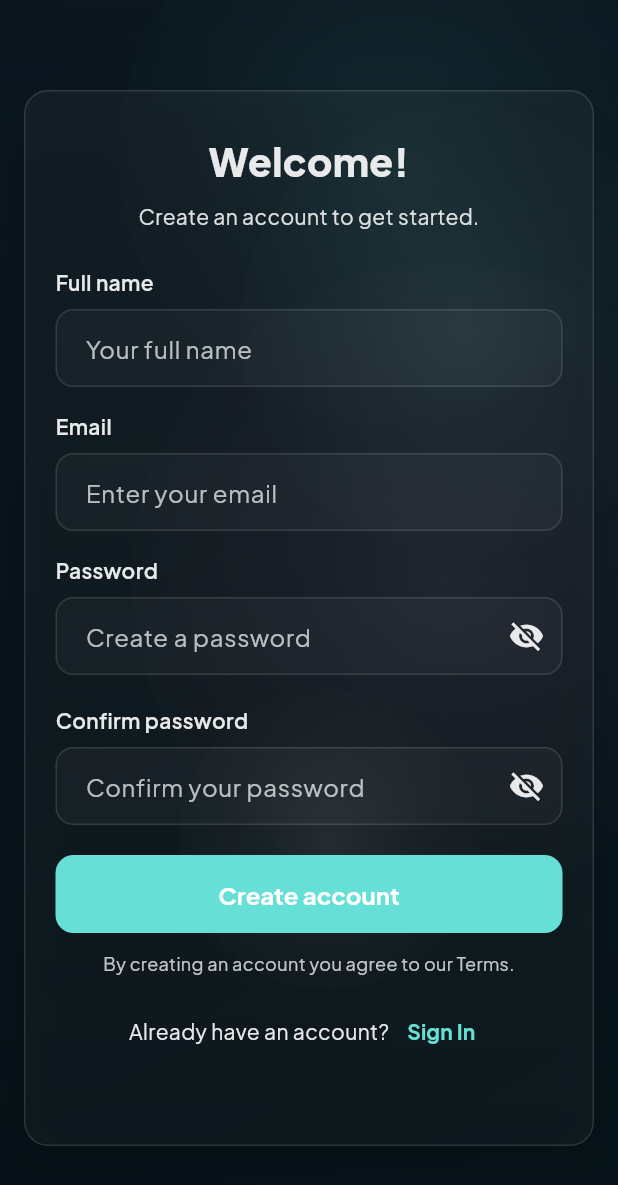
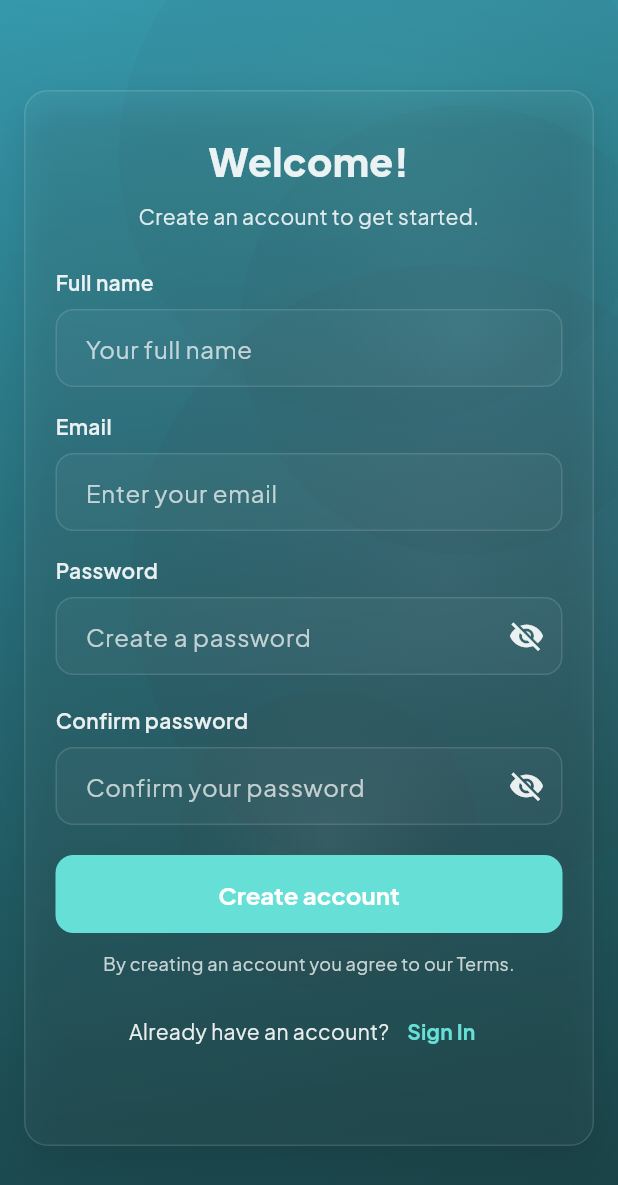
Before and after one commit to robertemi/HostMe, a Flutter app: the screen it shows after launch, after a tap on "Sign Up", on a phone screen of 412 x 824 dp. Shown: the top 1185 px of the screen. Run offline on Flutter 3.47's test engine with Material 3 defaults, Android fonts, the phone set to English and light mode, and no system bars; our stand-ins replace flutter_local_notifications, flutter_map, flutter_svg, flutter_timezone, geolocator, google_fonts and 9 more; accounts and stored records are empty.

Commit message:
better colors

```diff
--- a/lib/theme.dart
+++ b/lib/theme.dart
@@ -16,8 +16,8 @@ class AppTheme {
   static const Color glassAccent1 = Color(0xFF66E0D6); // mint-cyan
   static const Color glassAccent2 = Color(0xFFF7A8D6); // soft pink
   static const Color glassAccent3 = Color(0xFF9AE6FF); // soft sky
-  static const Color glassGradientStart = Color(0xFF071622);
-  static const Color glassGradientEnd = Color(0xFF0B2530);
+  static const Color glassGradientStart = Color.fromARGB(255, 62, 188, 213);
+  static const Color glassGradientEnd = Color.fromARGB(255, 51, 130, 137);
 
   // Centralized TextTheme using Plus Jakarta Sans (mockup font)
   static final TextTheme textTheme = GoogleFonts.plusJakartaSansTextTheme();
```
